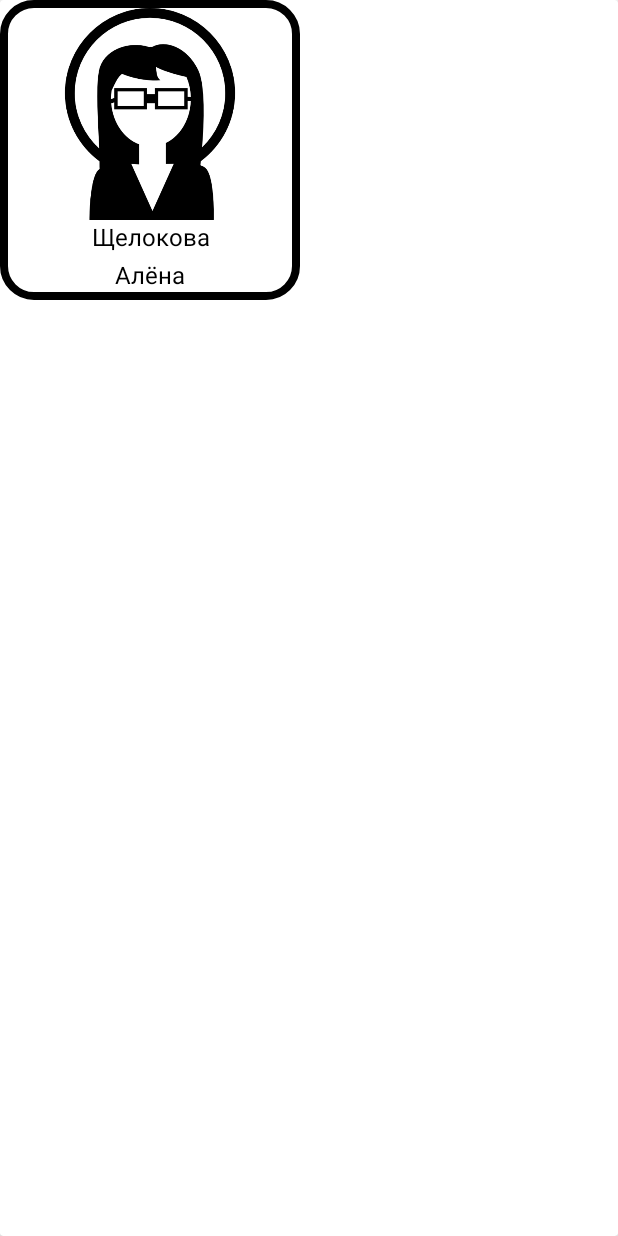
After one commit to Rengerstarx/exp_sfedu, an Android app: the layout cord.xml on its own in the app's theme, with its tools: preview values and no code run, on a phone screen of 412 x 824 dp. The commit adds this screen. Run offline under Robolectric (Android 15) with nearby library versions, the light colour scheme and no system bars; Roboto replaces fonts that are not available here.

Commit message:
add cords panel

```diff
--- a/app/build.gradle
+++ b/app/build.gradle
@@ -49,6 +49,8 @@ dependencies {
     implementation 'com.google.android.gms:play-services-maps:18.1.0'
     implementation 'com.google.firebase:firebase-database-ktx:20.2.2'
     implementation 'com.google.firebase:firebase-storage-ktx:20.2.1'
+    implementation 'androidx.room:room-common:2.4.2'
+    implementation 'androidx.room:room-ktx:2.4.2'
     testImplementation 'junit:junit:4.13.2'
     implementation 'com.github.yalantis:Side-Menu.Android:1.0.2'
     androidTestImplementation 'androidx.test.ext:junit:1.1.5'
--- /dev/null
+++ b/app/src/main/java/com/example/sfedu_exponent/Admins_page/DataClasses/Cords.kt
@@ -0,0 +1,3 @@
+package com.example.sfedu_exponent.Admins_page.DataClasses
+
+data class Cords(val id: Int, val name:String, val surname:String, val phone: String, val photo: String, val vk: String)
--- a/app/src/main/java/com/example/sfedu_exponent/Started_page/Fragments/StartFragment.kt
+++ b/app/src/main/java/com/example/sfedu_exponent/Started_page/Fragments/StartFragment.kt
@@ -12,6 +12,7 @@ import android.view.LayoutInflater
 import android.view.View
 import android.view.ViewGroup
 import android.widget.TextView
+import com.example.sfedu_exponent.Admins_page.AdminActivity
 import com.example.sfedu_exponent.R
 import com.example.sfedu_exponent.Registration_page.RegistrationActivity
 import com.example.sfedu_exponent.Started_page.MainActivity
@@ -47,6 +48,8 @@ class StartFragment : Fragment() {
             .attach(layout)
             .withListener(object : FilterMenu.OnMenuChangeListener {
                 override fun onMenuItemClick(view: View, position: Int) {
+                    val intent = Intent(requireActivity(), AdminActivity::class.java)
+                    startActivity(intent)
                 }
                 override fun onMenuCollapse() {
                 }
--- /dev/null
+++ b/app/src/main/res/layout/cord.xml
@@ -0,0 +1,66 @@
+<?xml version="1.0" encoding="utf-8"?>
+<androidx.cardview.widget.CardView xmlns:android="http://schemas.android.com/apk/res/android"
+    xmlns:app="http://schemas.android.com/apk/res-auto"
+    xmlns:tools="http://schemas.android.com/tools"
+    android:id="@+id/ConstCard"
+    android:layout_width="match_parent"
+    android:layout_height="match_parent">
+
+    <androidx.constraintlayout.widget.ConstraintLayout
+        android:layout_width="200dp"
+        android:layout_height="200dp"
+        android:background="@drawable/rounded_with_obvodka"
+        app:layout_constraintBottom_toBottomOf="parent"
+        app:layout_constraintEnd_toEndOf="parent"
+        app:layout_constraintStart_toStartOf="parent"
+        app:layout_constraintTop_toTopOf="parent">
+
+        <ImageView
+            android:id="@+id/imPhoto"
+            android:layout_width="0dp"
+            android:layout_height="0dp"
+            android:layout_marginStart="5dp"
+            android:layout_marginTop="5dp"
+            android:layout_marginEnd="5dp"
+            app:layout_constraintBottom_toTopOf="@+id/textSurname"
+            app:layout_constraintEnd_toEndOf="parent"
+            app:layout_constraintHorizontal_bias="0.0"
+            app:layout_constraintStart_toStartOf="parent"
+            app:layout_constraintTop_toTopOf="parent"
+            app:srcCompat="@drawable/expert" />
+
+
+        <TextView
+            android:id="@+id/textName"
+            android:layout_width="0dp"
+            android:layout_height="wrap_content"
+            android:layout_marginStart="5dp"
+            android:layout_marginEnd="5dp"
+            android:layout_marginBottom="6dp"
+            android:text="Алёна"
+            android:textAlignment="center"
+            android:textColor="@color/black"
+            android:textSize="16sp"
+            app:layout_constraintBottom_toBottomOf="parent"
+            app:layout_constraintEnd_toEndOf="parent"
+            app:layout_constraintStart_toStartOf="parent" />
+
+        <TextView
+            android:id="@+id/textSurname"
+            android:layout_width="0dp"
+            android:layout_height="wrap_content"
+            android:layout_marginStart="5dp"
+            android:layout_marginEnd="5dp"
+            android:layout_marginBottom="3dp"
+            android:text="Щелокова"
+            android:textAlignment="center"
+            android:textColor="@color/black"
+            android:textSize="16sp"
+            app:layout_constraintBottom_toTopOf="@+id/textName"
+            app:layout_constraintEnd_toEndOf="parent"
+            app:layout_constraintStart_toStartOf="parent" />
+
+    </androidx.constraintlayout.widget.ConstraintLayout>
+
+
+</androidx.cardview.widget.CardView>
--- a/app/src/main/res/layout/fragment_start.xml
+++ b/app/src/main/res/layout/fragment_start.xml
@@ -10,8 +10,6 @@
         android:id="@+id/filter_menu"
         android:layout_width="0dp"
         android:layout_height="0dp"
-        android:layout_marginStart="7dp"
-        android:layout_marginTop="7dp"
         android:elevation="8dp"
         app:layout_constraintBottom_toBottomOf="parent"
         app:layout_constraintEnd_toEndOf="parent"
--- a/app/src/main/res/values/strings.xml
+++ b/app/src/main/res/values/strings.xml
@@ -28,4 +28,9 @@
         <u>Итоги exp(sfedu) апрель 2021</u>.
     </string>
     <string name="WhereWe"><font color="black" size="24"><b>Южный федеральный университет\n</b></font><font color="black" size="23"><b>Зимний сад\n</b></font><font color="black" size="20">г. Таганрог, пер. Некрасовский, 44\n</font><font color="black" size="20">Плёнкин Антон Павлович</font></string>
+    <string name="Guest">Ты гость Гарри</string>
+    <string name="Investor">Ты инвестор Гарри</string>
+    <string name="Speaker">Ты спикер Гарри</string>
+    <string name="Sponsor">Ты спонсор Гарри</string>
+    <string name="Expert">Ты эксперт Гарри</string>
 </resources>
```
Also changed, not shown: app/src/main/AndroidManifest.xml (+8 -8 lines), app/src/main/java/com/example/sfedu_exponent/Admins_page/Adapters/CordsAdapter.kt (added, +64 -0 lines), app/src/main/java/com/example/sfedu_exponent/Admins_page/AdminActivity.kt (added, +73 -0 lines), app/src/main/java/com/example/sfedu_exponent/Registration_page/Fragments/Info_about_roles.kt (added, +37 -0 lines), app/src/main/java/com/example/sfedu_exponent/Registration_page/Fragments/Info_menu.kt (+41 -3 lines), app/src/main/java/com/example/sfedu_exponent/Registration_page/Fragments/Register.kt (added, +114 -0 lines), app/src/main/java/com/example/sfedu_exponent/Registration_page/RegistrationActivity.kt (+9 -4 lines), app/src/main/res/layout/activity_admin.xml (added, +21 -0 lines), app/src/main/res/layout/fragment_info_about_roles.xml (added, +34 -0 lines), app/src/main/res/layout/fragment_info_menu.xml (+10 -10 lines), app/src/main/res/layout/fragment_register.xml (added, +146 -0 lines).
